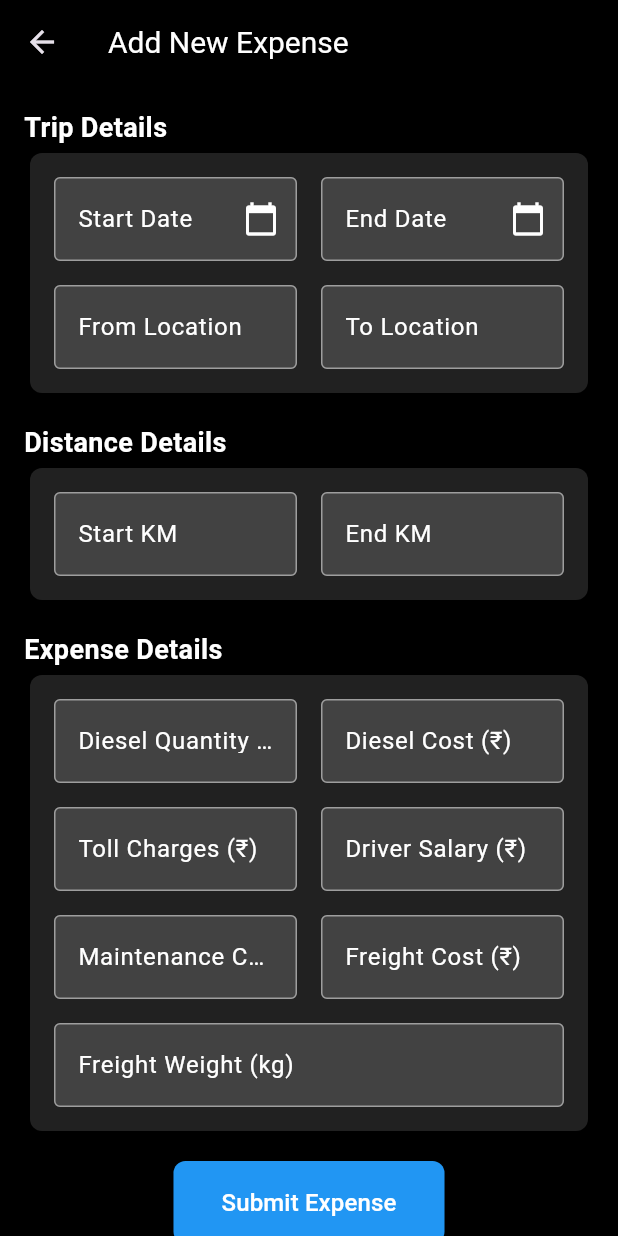
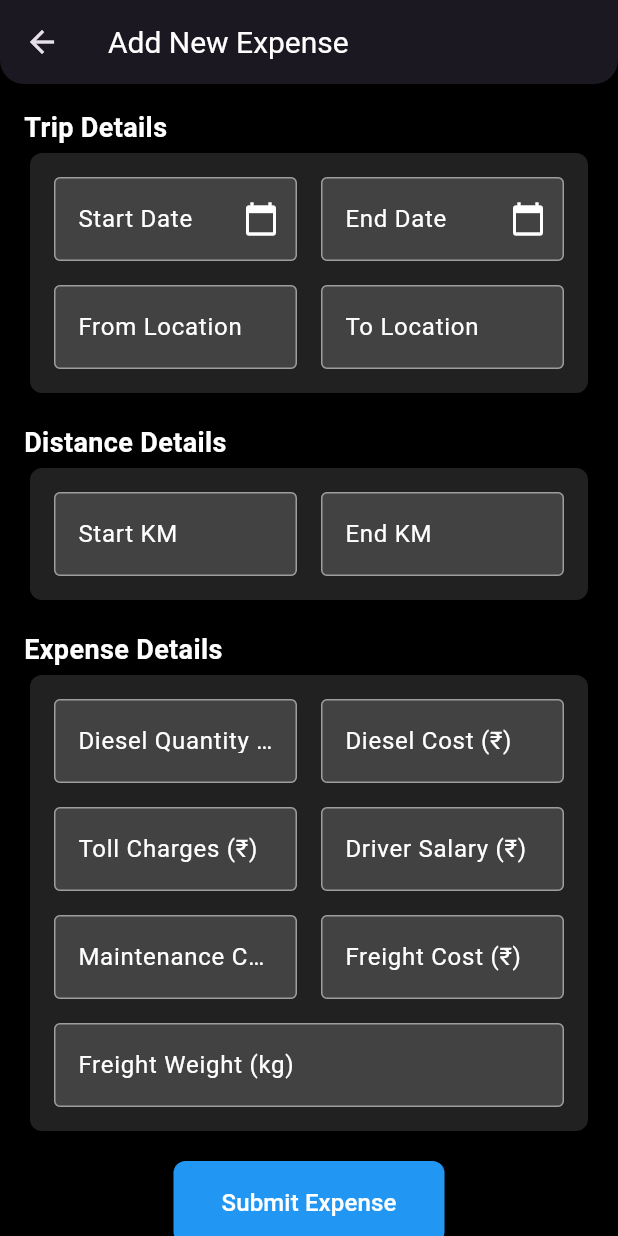
Before and after one commit to chirag640/truck-expense, a Flutter app: the TruckExpensePage screen opened directly with empty values, after a tap on "Add Expense", on a phone screen of 412 x 824 dp. Run offline on Flutter 3.47's test engine with Material 3 defaults, Android fonts, the phone set to English and light mode, and no system bars; our stand-ins replace cloud_firestore, firebase_core; accounts and stored records are empty.

Commit message:
navbar change

```diff
--- a/lib/add_expense_page.dart
+++ b/lib/add_expense_page.dart
@@ -27,7 +27,12 @@ class _AddExpensePageState extends State<AddExpensePage> {
       appBar: AppBar(
         title: const Text('Add New Expense', style: TextStyle(color: Colors.white)),
         backgroundColor: Colors.black,
-        elevation: 0,
+        elevation: 10, // Add shadow effect
+        shape: const RoundedRectangleBorder( // Add custom shape
+          borderRadius: BorderRadius.vertical(
+            bottom: Radius.circular(16),
+          ),
+        ),
       ),
       body: SingleChildScrollView(
         child: Container(
--- a/lib/truck_expense_page.dart
+++ b/lib/truck_expense_page.dart
@@ -20,9 +20,14 @@ class _TruckExpensePageState extends State<TruckExpensePage> {
   Widget build(BuildContext context) {
     return Scaffold(
       appBar: AppBar(
-        title: const Text('Truck Expenses' , style: TextStyle(color: Colors.white)),
+        title: const Text('Truck Expenses', style: TextStyle(color: Colors.white)),
         backgroundColor: Colors.black,
-        elevation: 0,
+        elevation: 10, // Add shadow effect
+        shape: const RoundedRectangleBorder( // Add custom shape
+          borderRadius: BorderRadius.vertical(
+            bottom: Radius.circular(16),
+          ),
+        ),
       ),
       body: Container(
         color: Colors.black,
```
Also changed, not shown: lib/main.dart (+9 -1 lines), pubspec.lock, 4 other files.
